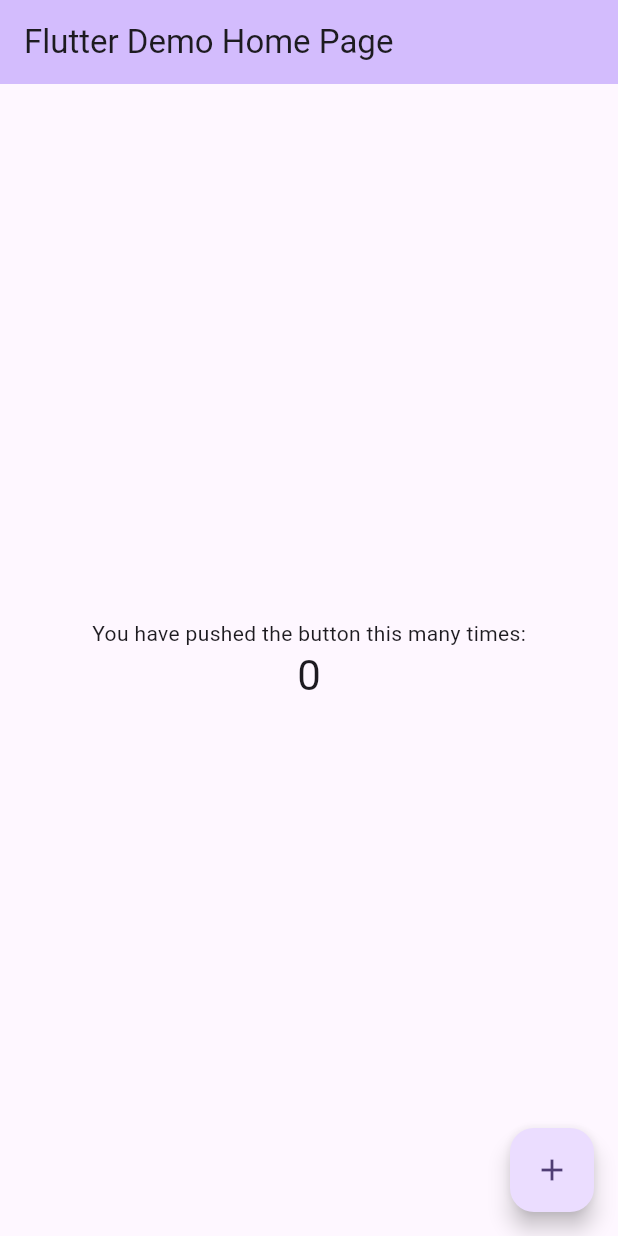
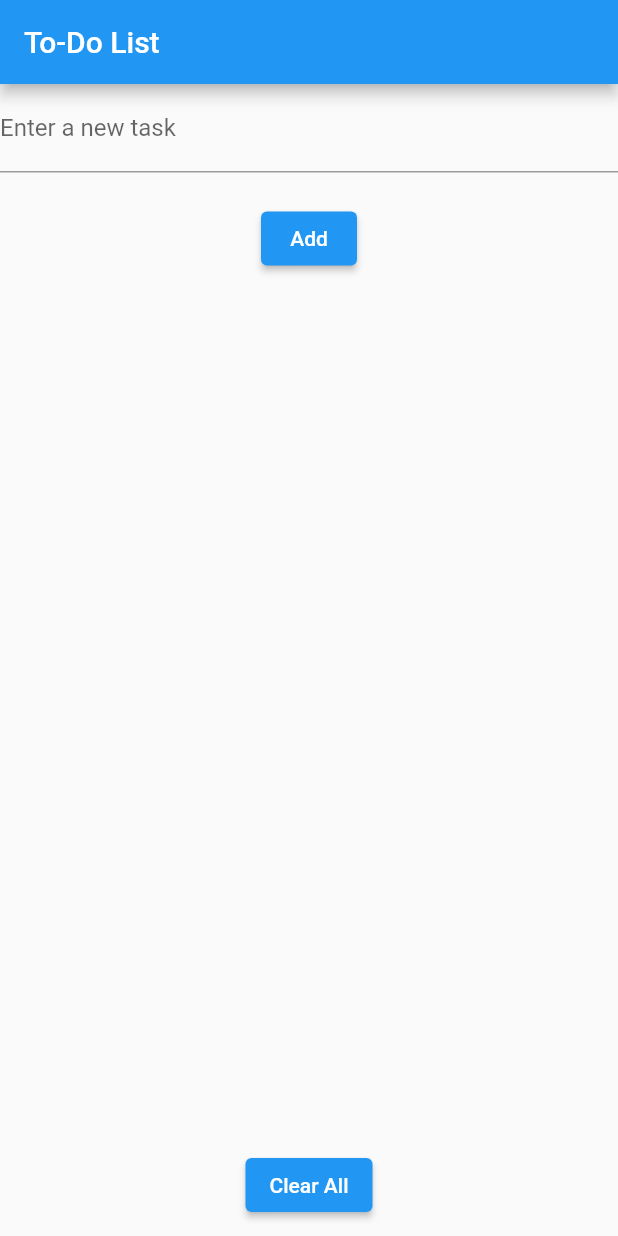
Before and after one commit to rusha-99/flutter-labsheets, a Flutter app: the screen it shows after launch, on a phone screen of 412 x 824 dp. Run offline on Flutter 3.47's test engine with Material 2 defaults, Android fonts, the phone set to English and light mode, and no system bars.

Commit message:
Update main.dart

```diff
--- a/practical-11/todoapp/lib/main.dart
+++ b/practical-11/todoapp/lib/main.dart
@@ -1,125 +1,100 @@
 import 'package:flutter/material.dart';
 
 void main() {
-  runApp(const MyApp());
+  runApp(MaterialApp(
+    home: MyApp(),
+  ));
 }
 
 class MyApp extends StatelessWidget {
-  const MyApp({super.key});
-
-  // This widget is the root of your application.
   @override
   Widget build(BuildContext context) {
-    return MaterialApp(
-      title: 'Flutter Demo',
-      theme: ThemeData(
-        // This is the theme of your application.
-        //
-        // TRY THIS: Try running your application with "flutter run". You'll see
-        // the application has a blue toolbar. Then, without quitting the app,
-        // try changing the seedColor in the colorScheme below to Colors.green
-        // and then invoke "hot reload" (save your changes or press the "hot
-        // reload" button in a Flutter-supported IDE, or press "r" if you used
-        // the command line to start the app).
-        //
-        // Notice that the counter didn't reset back to zero; the application
-        // state is not lost during the reload. To reset the state, use hot
-        // restart instead.
-        //
-        // This works for code too, not just values: Most code changes can be
-        // tested with just a hot reload.
-        colorScheme: ColorScheme.fromSeed(seedColor: Colors.deepPurple),
-        useMaterial3: true,
+    return Scaffold(
+      appBar: AppBar(
+        title: Text('To-Do List'),
       ),
-      home: const MyHomePage(title: 'Flutter Demo Home Page'),
+      body: TodoList(),
     );
   }
 }
 
-class MyHomePage extends StatefulWidget {
-  const MyHomePage({super.key, required this.title});
-
-  // This widget is the home page of your application. It is stateful, meaning
-  // that it has a State object (defined below) that contains fields that affect
-  // how it looks.
-
-  // This class is the configuration for the state. It holds the values (in this
-  // case the title) provided by the parent (in this case the App widget) and
-  // used by the build method of the State. Fields in a Widget subclass are
-  // always marked "final".
-
-  final String title;
-
+class TodoList extends StatefulWidget {
   @override
-  State<MyHomePage> createState() => _MyHomePageState();
+  _TodoListState createState() => _TodoListState();
 }
 
-class _MyHomePageState extends State<MyHomePage> {
-  int _counter = 0;
-
-  void _incrementCounter() {
-    setState(() {
-      // This call to setState tells the Flutter framework that something has
-      // changed in this State, which causes it to rerun the build method below
-      // so that the display can reflect the updated values. If we changed
-      // _counter without calling setState(), then the build method would not be
-      // called again, and so nothing would appear to happen.
-      _counter++;
-    });
-  }
+class _TodoListState extends State<TodoList> {
+  final List<Todo> _todoList = [];
+  final _todoController = TextEditingController();
 
   @override
   Widget build(BuildContext context) {
-    // This method is rerun every time setState is called, for instance as done
-    // by the _incrementCounter method above.
-    //
-    // The Flutter framework has been optimized to make rerunning build methods
-    // fast, so that you can just rebuild anything that needs updating rather
-    // than having to individually change instances of widgets.
-    return Scaffold(
-      appBar: AppBar(
-        // TRY THIS: Try changing the color here to a specific color (to
-        // Colors.amber, perhaps?) and trigger a hot reload to see the AppBar
-        // change color while the other colors stay the same.
-        backgroundColor: Theme.of(context).colorScheme.inversePrimary,
-        // Here we take the value from the MyHomePage object that was created by
-        // the App.build method, and use it to set our appbar title.
-        title: Text(widget.title),
-      ),
-      body: Center(
-        // Center is a layout widget. It takes a single child and positions it
-        // in the middle of the parent.
-        child: Column(
-          // Column is also a layout widget. It takes a list of children and
-          // arranges them vertically. By default, it sizes itself to fit its
-          // children horizontally, and tries to be as tall as its parent.
-          //
-          // Column has various properties to control how it sizes itself and
-          // how it positions its children. Here we use mainAxisAlignment to
-          // center the children vertically; the main axis here is the vertical
-          // axis because Columns are vertical (the cross axis would be
-          // horizontal).
-          //
-          // TRY THIS: Invoke "debug painting" (choose the "Toggle Debug Paint"
-          // action in the IDE, or press "p" in the console), to see the
-          // wireframe for each widget.
-          mainAxisAlignment: MainAxisAlignment.center,
-          children: <Widget>[
-            const Text(
-              'You have pushed the button this many times:',
-            ),
-            Text(
-              '$_counter',
-              style: Theme.of(context).textTheme.headlineMedium,
-            ),
-          ],
+    return Column(
+      children: <Widget>[
+        TextField(
+          controller: _todoController,
+          decoration: InputDecoration(
+            labelText: 'Enter a new task',
+          ),
         ),
-      ),
-      floatingActionButton: FloatingActionButton(
-        onPressed: _incrementCounter,
-        tooltip: 'Increment',
-        child: const Icon(Icons.add),
-      ), // This trailing comma makes auto-formatting nicer for build methods.
+        SizedBox(height: 20),
+        ElevatedButton(
+          child: Text('Add'),
+          onPressed: () {
+            setState(() {
+              _todoList.add(Todo(_todoController.text));
+              _todoController.clear();
+            });
+          },
+        ),
+        Expanded(
+          child: ListView.builder(
+            itemCount: _todoList.length,
+            itemBuilder: (context, index) {
+              return ListTile(
+                title: Text(
+                  _todoList[index].title,
+                  style: _todoList[index].completed
+                      ? TextStyle(decoration: TextDecoration.lineThrough)
+                      : null,
+                ),
+                leading: Checkbox(
+                  value: _todoList[index].completed,
+                  onChanged: (bool? value) {
+                    setState(() {
+                      _todoList[index].completed = value!;
+                    });
+                  },
+                ),
+                trailing: IconButton(
+                  icon: Icon(Icons.delete),
+                  onPressed: () {
+                    setState(() {
+                      _todoList.removeAt(index);
+                    });
+                  },
+                ),
+              );
+            },
+          ),
+        ),
+        ElevatedButton(
+          child: Text('Clear All'),
+          onPressed: () {
+            setState(() {
+              _todoList.clear();
+            });
+          },
+        ),
+        SizedBox(height: 10)
+      ],
     );
   }
 }
+
+class Todo {
+  String title;
+  bool completed;
+
+  Todo(this.title, {this.completed = false});
+}
```
